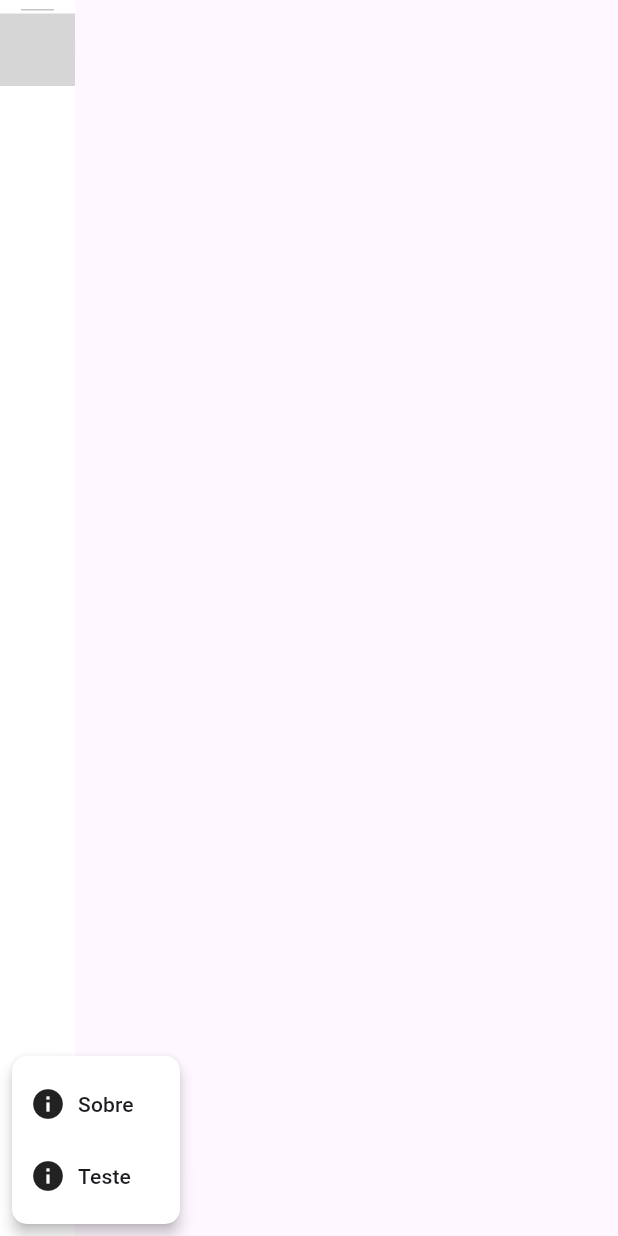
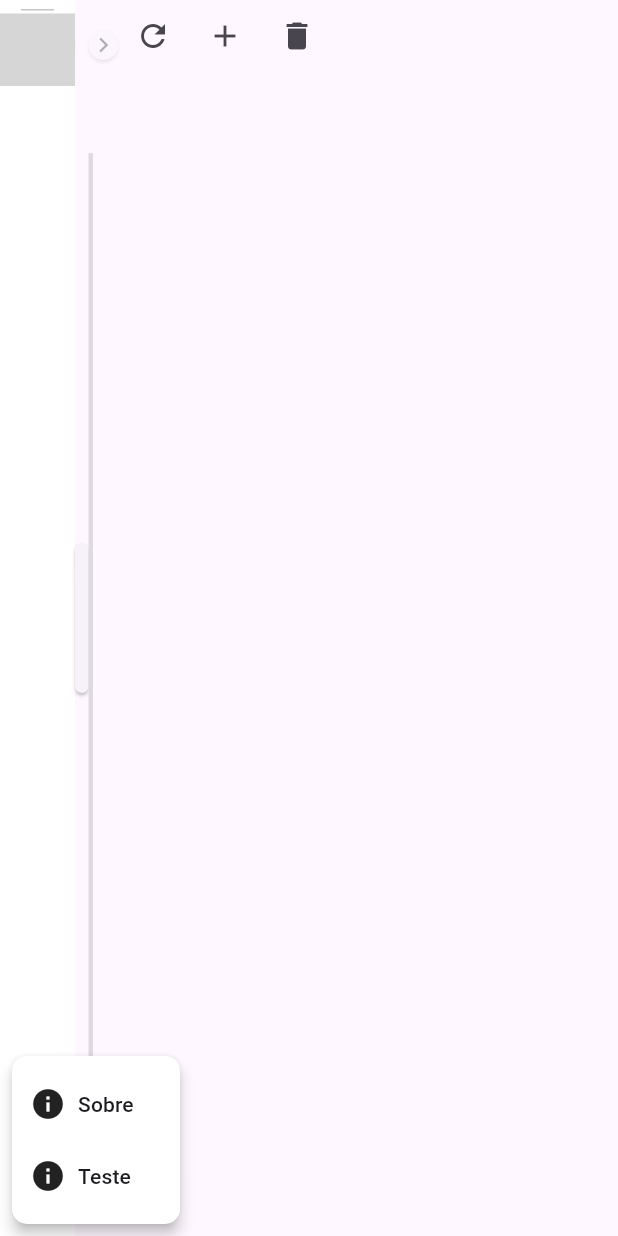
Before and after one commit to GamingTechEdu/ide_modular, a Flutter app: the screen it shows after launch, after a tap on the "settings" icon, on a phone screen of 412 x 824 dp. Run offline on Flutter 3.47's test engine with Material 3 defaults, Android fonts, the phone set to English and light mode, and no system bars; our stand-ins replace auto_size_text, badges, get; missing offline and left inert: fluent_ui; grey boxes are pictures that could not be loaded.

Commit message:
alterações 07/11/2024

```diff
--- a/example/lib/main.dart
+++ b/example/lib/main.dart
@@ -3,15 +3,13 @@ import 'dart:ui';
 import 'package:fluent_ui/fluent_ui.dart' as fluent;
 import 'package:flutter/cupertino.dart';
 import 'package:flutter/material.dart';
-import 'package:flutter/painting.dart';
-import 'package:flutter/rendering.dart';
-import 'package:flutter/widgets.dart';
 import 'package:get/get.dart';
 import 'package:ide_modular/export.dart';
 
 void main() {
   runApp(
-    MaterialApp(
+    const MaterialApp(
+      debugShowCheckedModeBanner: false,
       home: SideMenuIde(),
     ),
   );
@@ -104,7 +102,6 @@ class _SideMenuIdeState extends State<SideMenuIde> {
                   mode:
                       screen < 1200 ? SideMenuMode.compact : SideMenuMode.open,
                   hasResizerToggle: true,
-                  controller: controller,
                   backgroundColor: const Color.fromARGB(255, 255, 255, 255),
                   builder: (data) {
                     return SideMenuData(
@@ -199,11 +196,58 @@ class _SideMenuIdeState extends State<SideMenuIde> {
                   },
                 ),
                 Expanded(
-                  child: widget.child ?? Container(),
+                  child: ElevatedButton(
+                    child: const Text("Click"),
+                    onPressed: () => controller.open(),
+                  ),
+                ),
+                SideMenu(
+                  maxWidth: 350,
+                  hasResizer: true,
+                  controller: controller,
+                  hasResizerToggle: true,
+                  position: SideMenuPosition.right,
+                  mode: SideMenuMode.open,
+                  builder: (data) => SideMenuData(
+                    customChild: SingleChildScrollView(
+                      child: Padding(
+                        padding: const EdgeInsets.only(left: 16),
+                        child: Row(
+                          children: [
+                            IconButton(
+                              icon: const Icon(Icons.refresh),
+                              splashRadius: 20,
+                              tooltip: "Refresh",
+                              // color: Colors.white,
+                              onPressed: () {},
+                            ),
+                            IconButton(
+                              icon: const Icon(Icons.add),
+                              splashRadius: 20,
+                              tooltip: "Add New",
+                              // color: Colors.white,
+                              onPressed: () {},
+                            ),
+                            IconButton(
+                              splashRadius: 20,
+                              icon: const Icon(Icons.delete),
+                              tooltip: "Delete",
+                              // color: Colors.white,
+                              onPressed: () {},
+                            ),
+                          ],
+                        ),
+                      ),
+                    ),
+                  ),
                 ),
               ],
             ),
-            if (isMenuVisible) MenuContext(func: () => toggleMenu(), label: "versão",)
+            if (isMenuVisible)
+              MenuContext(
+                func: () => toggleMenu(),
+                label: "versão",
+              )
           ],
         ),
       ),
--- a/lib/export.dart
+++ b/lib/export.dart
@@ -14,5 +14,4 @@ export 'src/data/side_menu_data.dart';
 export 'src/data/side_menu_item_data.dart';
 export 'src/data/resizer_toggle_data.dart';
 export 'src/data/resizer_data.dart';
-export 'src/item/side_menu_item_admin.dart';
 export 'src/item/side_menu_item_tree_view.dart';
--- a/lib/src/item/side_menu_item_tree_view.dart
+++ b/lib/src/item/side_menu_item_tree_view.dart
@@ -2,7 +2,6 @@ import 'package:flutter/material.dart';
 
 import '../data/menu_user_data.dart';
 import '../data/side_menu_item_data.dart';
-import 'side_menu_item_admin.dart';
 
 class SideMenuItemTreeView extends StatelessWidget {
   final SideMenuItemDataTileDrag data;
--- a/lib/src/side_menu.dart
+++ b/lib/src/side_menu.dart
@@ -309,14 +309,14 @@ class _SideMenuState extends State<SideMenu> with SideMenuWidthMixin {
     return Resizer(
       data: widget.resizerData,
       onPanUpdate: (details) {
-        print("details => $details");
+        // print("details => $details");
         late final double x;
         if (widget.position == SideMenuPosition.left) {
           //dx: me retorna a posição X(Horizontal)
           x = details.globalPosition.dx;
+          print("x => ${details.globalPosition.dy}");
         } else {
           x = MediaQuery.of(context).size.width - details.globalPosition.dx;
-         print("details.globalPosition.dx => ${details.globalPosition.dx}");
         }
         if (x >= widget.minWidth && x <= widget.maxWidth) {
           setState(() {
```
Also changed, not shown: lib/src/item/side_menu_item_admin.dart (deleted, +0 -17 lines).
